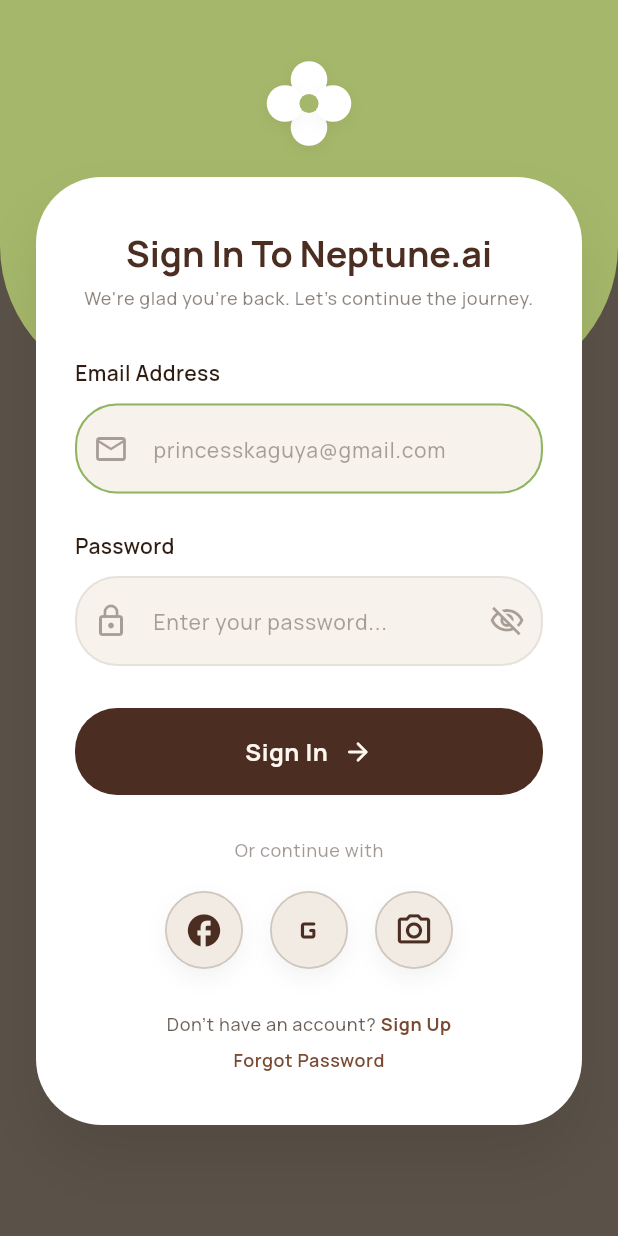
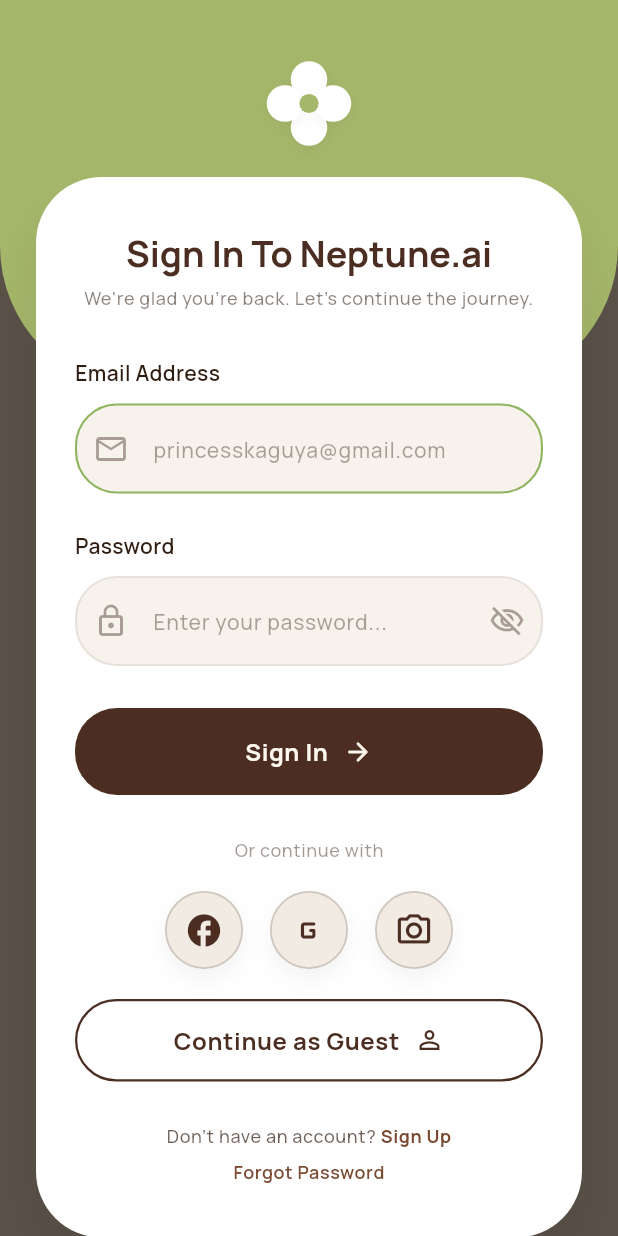
Before and after one commit to shelvaaathithyan/mental-health_frontend, a Flutter app: the SignInScreen screen opened by its route, on a phone screen of 412 x 824 dp. Run offline on Flutter 3.47's test engine with Material 3 defaults, Android fonts, the phone set to English and light mode, and no system bars; our stand-ins replace audioplayers, flutter_animate, flutter_dotenv, get, get_storage, google_fonts and 1 more; missing offline and left inert: flutter_vibrate; accounts and stored records are empty.

Commit message:
Add guest login functionality and UI support in sign-in screen

```diff
--- a/lib/screens/auth/signin/signin_screen.dart
+++ b/lib/screens/auth/signin/signin_screen.dart
@@ -167,6 +167,49 @@
                     _SocialChip(icon: Icons.camera_alt_outlined),
                   ],
                 ),
+                const SizedBox(height: 20),
+                SizedBox(
+                  width: double.infinity,
+                  child: OutlinedButton(
+                    onPressed: _handleGuestLogin,
+                    style: OutlinedButton.styleFrom(
+                      side: const BorderSide(color: FreudColors.richBrown, width: 1.5),
+                      padding: const EdgeInsets.symmetric(vertical: 16),
+                      shape: RoundedRectangleBorder(
+                        borderRadius: BorderRadius.circular(28),
+                      ),
+                    ),
+                    child: Obx(
+                      () {
+                        final isLoading = _authController.isLoading.value;
+                        return isLoading
+                            ? const SizedBox(
+                                height: 22,
+                                width: 22,
+                                child: CircularProgressIndicator(
+                                  strokeWidth: 2.4,
+                                  valueColor: AlwaysStoppedAnimation<Color>(FreudColors.richBrown),
+                                ),
+                              )
+                            : const Row(
+                                mainAxisAlignment: MainAxisAlignment.center,
+                                children: [
+                                  Text(
+                                    'Continue as Guest',
+                                    style: TextStyle(
+                                      fontSize: 16,
+                                      fontWeight: FontWeight.w700,
+                                      color: FreudColors.richBrown,
+                                    ),
+                                  ),
+                                  SizedBox(width: 10),
+                                  Icon(Icons.person_outline, size: 20, color: FreudColors.richBrown),
+                                ],
+                              );
+                      },
+                    ),
+                  ),
+                ),
                 const SizedBox(height: 28),
                 Row(
                   mainAxisAlignment: MainAxisAlignment.center,
@@ -249,6 +292,22 @@
     }
   }
 
+  Future<void> _handleGuestLogin() async {
+    try {
+      await _authController.guestLogin();
+      if (!mounted) return;
+      Get.offAllNamed(AssessmentFlowScreen.routeName);
+    } catch (error) {
+      if (!mounted) return;
+      ScaffoldMessenger.of(context).showSnackBar(
+        SnackBar(
+          content: Text('Failed to continue as guest: ${error.toString()}'),
+          backgroundColor: FreudColors.cocoa,
+        ),
+      );
+    }
+  }
+
   @override
   void dispose() {
     _emailController.dispose();
```
Also changed, not shown: lib/Controllers/auth_controller.dart (+8 -0 lines), lib/Services/auth_service.dart (+25 -2 lines).
